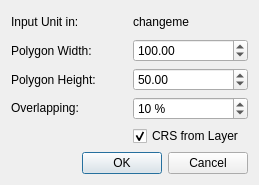
mach0/polystrip, file poly_strip_dialog_base.ui: the form before one commit.
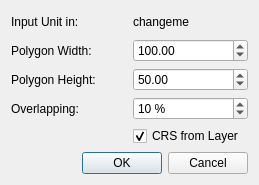
The form after the commit.

Commit message: stable public release for testing

```diff
--- a/poly_strip_dialog_base.ui
+++ b/poly_strip_dialog_base.ui
@@ -54,7 +54,7 @@
    <item row="3" column="0">
     <widget class="QLabel" name="label_2">
      <property name="text">
-      <string>&lt;html&gt;&lt;head/&gt;&lt;body&gt;&lt;p&gt;Overlapping:&lt;/p&gt;&lt;/body&gt;&lt;/html&gt;</string>
+      <string>Overlapping:</string>
      </property>
     </widget>
    </item>
```
The commit also changes 1 other file.
